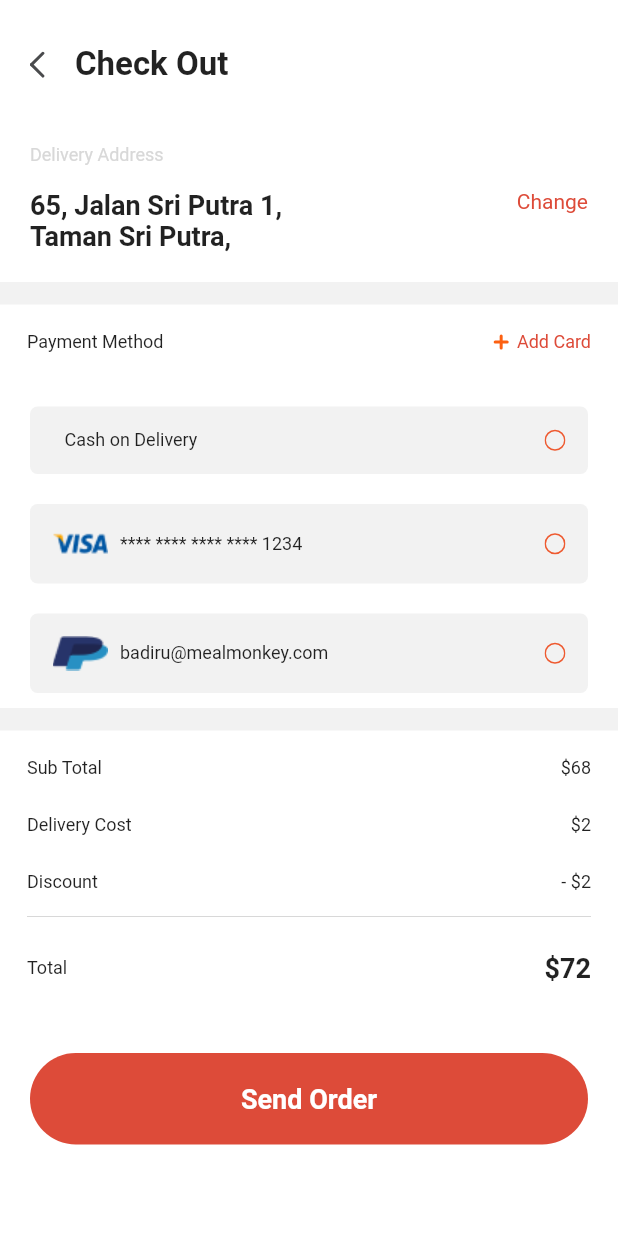
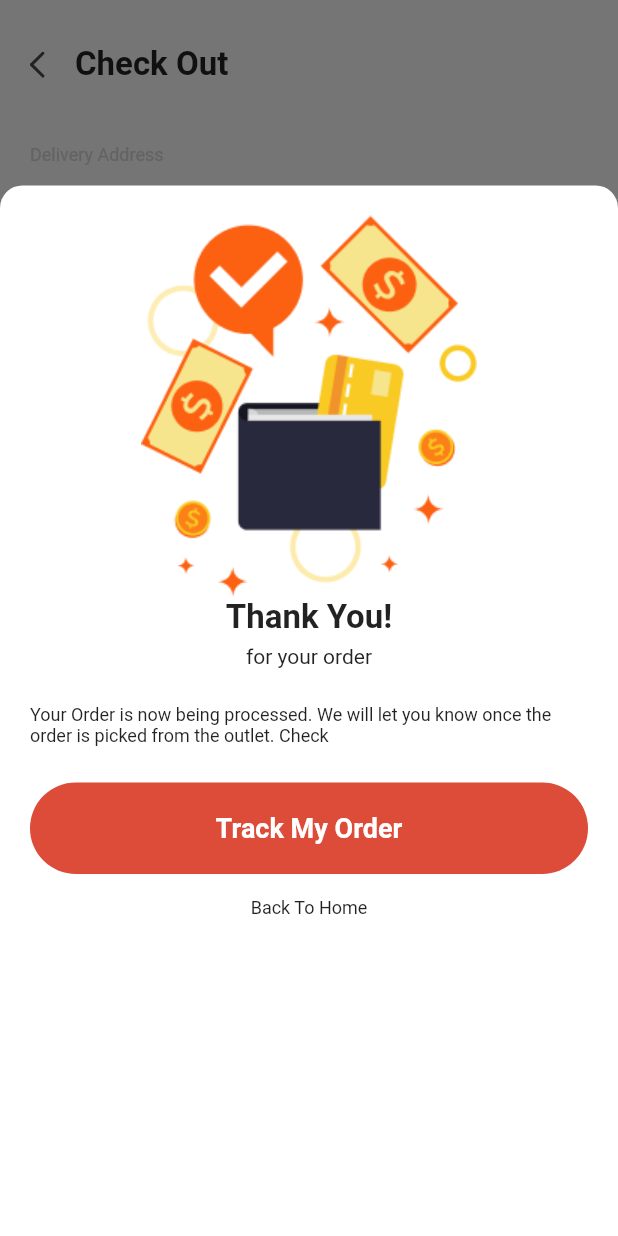
Before and after one commit to 7H3-PR073C70R/meal_monkey, a Flutter app: the CheckoutPage screen opened by its route, after a tap on "Send Order", on a phone screen of 412 x 824 dp. Run offline on Flutter 3.47's test engine with Material 2 defaults, Android fonts, the phone set to English and light mode, and no system bars; our stand-ins replace curved_navigation_bar, equatable, flutter_screenutil, flutter_svg, go_router, hooks_riverpod; network calls fail; Roboto replaces fonts that are missing (Metropolis); project files that could hold a hidden picture were left out.

Commit message:
Implemented order complete UI

```diff
--- a/lib/src/core/constants/asset_path.dart
+++ b/lib/src/core/constants/asset_path.dart
@@ -23,4 +23,5 @@ class AssetPath {
   static const payPalIcon = 'assets/icons/paypal.png';
   static const plusIcon = 'assets/icons/plus_icon.svg';
   static const visaIcon = 'assets/icons/visa.png';
+  static const orderComplete = 'assets/images/order_complete.png';
 }
--- a/lib/src/core/constants/strings.dart
+++ b/lib/src/core/constants/strings.dart
@@ -24,4 +24,10 @@ class AppString {
   static const addCard = 'Add Card';
   static const paymentMethod = 'Payment Method';
   static const cashOnDelivery = 'Cash on Delivery';
+
+  static const thankYou = 'Thank You!';
+  static const forOrder = 'for your order';
+  static const orderDesc = 'Your Order is now being processed. We will let you know once the order is picked from the outlet. Check ';
+  static const trackOrder = 'Track My Order';
+  static const backToHome = 'Back To Home';
 }
--- a/lib/src/features/checkout/presentation/pages/checkout_page.dart
+++ b/lib/src/features/checkout/presentation/pages/checkout_page.dart
@@ -5,6 +5,7 @@ import 'package:meal_monkey/src/core/widgets/dummy_widgets/app_bar.dart';
 import 'package:meal_monkey/src/core/widgets/dummy_widgets/app_textstyles.dart';
 import 'package:meal_monkey/src/core/widgets/dummy_widgets/button.dart';
 import 'package:meal_monkey/src/features/checkout/presentation/widgets/delivery_address.dart';
+import 'package:meal_monkey/src/features/checkout/presentation/widgets/order_complete.dart';
 import 'package:meal_monkey/src/features/checkout/presentation/widgets/payment_method.dart';
 import 'package:meal_monkey/src/features/my_order/presentation/widgets/space_text.dart';
 
@@ -14,13 +15,13 @@ class CheckoutPage extends StatelessWidget {
   @override
   Widget build(BuildContext context) {
     return Scaffold(
-      body: SingleChildScrollView(child: Column(
+      body: SingleChildScrollView(
+        child: Column(
           children: [
             const AppCustomAppBar(
               title: AppString.checkOut,
               isBackButton: true,
             ),
-
             const Padding(
               padding: EdgeInsets.all(20.0),
               child: DeliveryAddress(),
@@ -38,7 +39,6 @@ class CheckoutPage extends StatelessWidget {
                     child: Text(
                       '\$68',
                       style: AppTextStyle.bodyOneTextStyle,
-
                     ),
                   ),
                   SpacedText(
@@ -47,7 +47,6 @@ class CheckoutPage extends StatelessWidget {
                     child: Text(
                       '\$2',
                       style: AppTextStyle.bodyOneTextStyle,
-
                     ),
                   ),
                   SpacedText(
@@ -55,7 +54,6 @@ class CheckoutPage extends StatelessWidget {
                     child: Text(
                       '- \$2',
                       style: AppTextStyle.bodyOneTextStyle,
-
                     ),
                   ),
                   SpacedText(
@@ -69,7 +67,6 @@ class CheckoutPage extends StatelessWidget {
                 ],
               ),
             ),
-
             Padding(
               padding: const EdgeInsets.all(20.0),
               child: Button(
@@ -77,12 +74,20 @@ class CheckoutPage extends StatelessWidget {
                 color: AppColors.orange,
                 textColor: AppColors.kcWhiteColor,
                 ontap: () {
-                  // context.pushNamed('checkout');
+
+                  showModalBottomSheet(
+                     isScrollControlled: true,
+                    backgroundColor: Colors.transparent,
+                      context: context,
+                      builder: (context) {
+                        return const OrderSuccessful();
+                      },);
                 },
               ),
             )
           ],
-      ),),
+        ),
+      ),
     );
   }
 
--- /dev/null
+++ b/lib/src/features/checkout/presentation/widgets/order_complete.dart
@@ -0,0 +1,62 @@
+import 'package:flutter/material.dart';
+import 'package:go_router/go_router.dart';
+import 'package:meal_monkey/src/core/constants/app_colors.dart';
+import 'package:meal_monkey/src/core/constants/asset_path.dart';
+import 'package:meal_monkey/src/core/constants/strings.dart';
+import 'package:meal_monkey/src/core/widgets/dummy_widgets/app_size.dart';
+import 'package:meal_monkey/src/core/widgets/dummy_widgets/app_textstyles.dart';
+import 'package:meal_monkey/src/core/widgets/dummy_widgets/button.dart';
+
+class OrderSuccessful extends StatelessWidget {
+  const OrderSuccessful({Key? key}) : super(key: key);
+
+  @override
+  Widget build(BuildContext context) {
+    return Container(
+      height: MediaQuery.of(context).size.height * 0.85,
+      decoration: const BoxDecoration(
+        color: Colors.white,
+        borderRadius: BorderRadius.only(
+          topLeft: Radius.circular(15.0),
+          topRight: Radius.circular(15.0),
+        ),
+      ),
+      child: Padding(
+        padding: const EdgeInsets.all(20.0),
+        child: Column(
+          children: [
+            Image.asset(AssetPath.orderComplete),
+            Text(
+              AppString.thankYou,
+              style: AppTextStyle.headerOneTextStyle,
+            ),
+            AppSpacing.verticalSpaceTiny,
+            Text(
+              AppString.forOrder,
+              style: AppTextStyle.headerFourTextStyle,
+            ),
+            AppSpacing.verticalSpaceLarge,
+            Text(
+              AppString.orderDesc,
+              style: AppTextStyle.bodyOneTextStyle,
+            ),
+            AppSpacing.verticalSpaceLarge,
+            Button(
+                text: AppString.trackOrder,
+                color: AppColors.orange,
+                ontap: () {},),
+            AppSpacing.verticalSpaceMedium,
+            GestureDetector(
+                onTap: () {
+                  context.go('/');
+                },
+                child: Text(
+                  AppString.backToHome,
+                  style: AppTextStyle.bodyOneTextStyle,
+                ),)
+          ],
+        ),
+      ),
+    );
+  }
+}
```
Also changed, not shown: assets/images/order_complete.png (added). Lines whose indentation alone changed are shown as unchanged.
